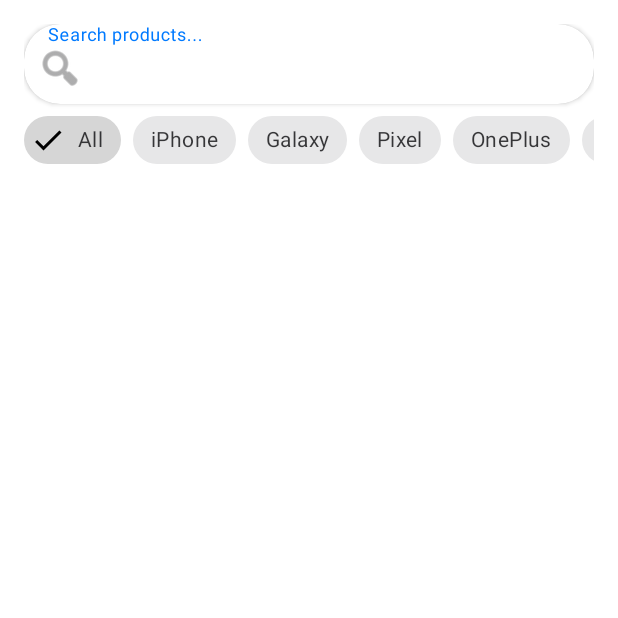
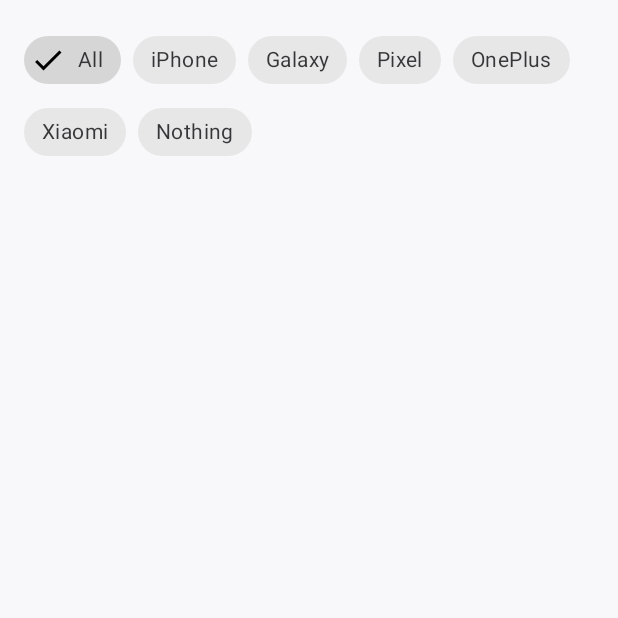
Before and after one commit to DilshaPrathibha/HyperZone, an Android app: the fragment CategoriesFragment shown on its own in the app's theme, on a phone screen of 412 x 824 dp, the top half of it. Run offline under Robolectric (Android 15) with nearby library versions, the light colour scheme and no system bars; 3 statements that could not run were skipped.

Commit message:
Latest fix

```diff
--- a/app/src/main/res/layout/fragment_categories.xml
+++ b/app/src/main/res/layout/fragment_categories.xml
@@ -4,57 +4,18 @@
     xmlns:app="http://schemas.android.com/apk/res-auto"
     android:layout_width="match_parent"
     android:layout_height="match_parent"
-    android:background="@android:color/white"
     android:padding="16dp">
 
-    <com.google.android.material.card.MaterialCardView
-        android:id="@+id/searchCard"
+    <com.google.android.material.chip.ChipGroup
+        android:id="@+id/chip_group"
         android:layout_width="0dp"
         android:layout_height="wrap_content"
         android:layout_marginBottom="16dp"
-        app:cardCornerRadius="24dp"
-        app:cardElevation="2dp"
+        app:singleSelection="true"
+        app:singleLine="false"
         app:layout_constraintEnd_toEndOf="parent"
         app:layout_constraintStart_toStartOf="parent"
         app:layout_constraintTop_toTopOf="parent">
-
-        <com.google.android.material.textfield.TextInputLayout
-            android:id="@+id/searchLayout"
-            style="@style/Widget.MaterialComponents.TextInputLayout.OutlinedBox"
-            android:layout_width="match_parent"
-            android:layout_height="wrap_content"
-            android:hint="Search products..."
-            app:boxBackgroundColor="@android:color/transparent"
-            app:boxStrokeWidth="0dp"
-            app:startIconDrawable="@android:drawable/ic_menu_search">
-
-            <com.google.android.material.textfield.TextInputEditText
-                android:id="@+id/searchEditText"
-                android:layout_width="match_parent"
-                android:layout_height="wrap_content"
-                android:background="@android:color/transparent"
-                android:inputType="text"
-                android:maxLines="1"
-                android:paddingVertical="12dp" />
-        </com.google.android.material.textfield.TextInputLayout>
-    </com.google.android.material.card.MaterialCardView>
-
-    <HorizontalScrollView
-        android:layout_width="0dp"
-        android:layout_height="wrap_content"
-        android:layout_marginBottom="16dp"
-        android:scrollbars="none"
-        app:layout_constraintEnd_toEndOf="parent"
-        app:layout_constraintStart_toStartOf="parent"
-        app:layout_constraintTop_toBottomOf="@id/searchCard">
-
-        <com.google.android.material.chip.ChipGroup
-            android:id="@+id/chip_group"
-            android:layout_width="wrap_content"
-            android:layout_height="wrap_content"
-            android:paddingEnd="8dp"
-            app:singleSelection="true"
-            app:singleLine="true">
 
         <com.google.android.material.chip.Chip
             android:id="@+id/chipAll"
@@ -113,8 +74,7 @@
             android:checkable="true"
             android:text="Nothing" />
 
-        </com.google.android.material.chip.ChipGroup>
-    </HorizontalScrollView>
+    </com.google.android.material.chip.ChipGroup>
 
     <androidx.recyclerview.widget.RecyclerView
         android:id="@+id/recycler_categories"
--- a/app/src/main/res/values/strings.xml
+++ b/app/src/main/res/values/strings.xml
@@ -63,7 +63,7 @@
     <string name="sample_product_description">
         Experience the next generation of technology with pro performance, a stunning display, and all-day battery life. The perfect companion for work and play.
     </string>
-
+    <!-- If you later want dynamic name injection from code, use this one: -->
     <string name="sample_product_description_with_name">
         Experience the next generation of technology with the %1$s. Featuring cutting-edge performance, stunning display, and all-day battery life. The perfect companion for work and play.
     </string>
```
Also changed, not shown: 50 other files.
